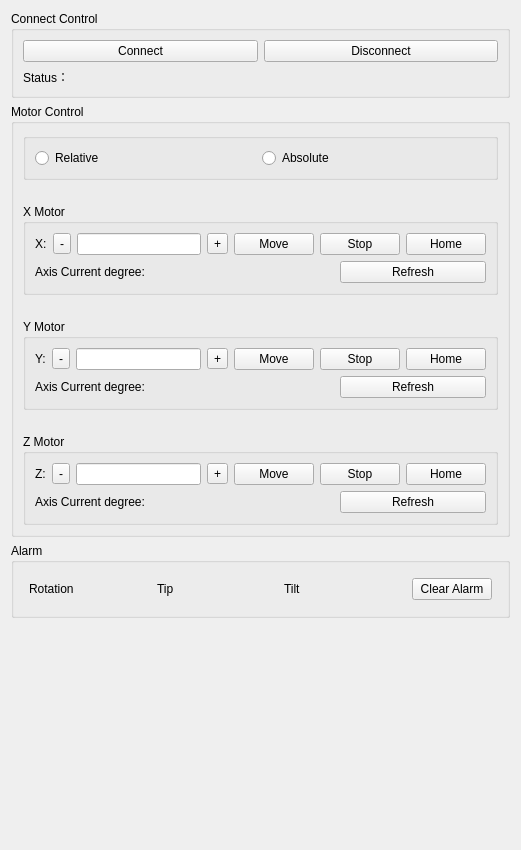
zhedongml/JiaHe, file src/plugins/DUTMotionControl/DUTMotionWidget.ui: the form before one commit.
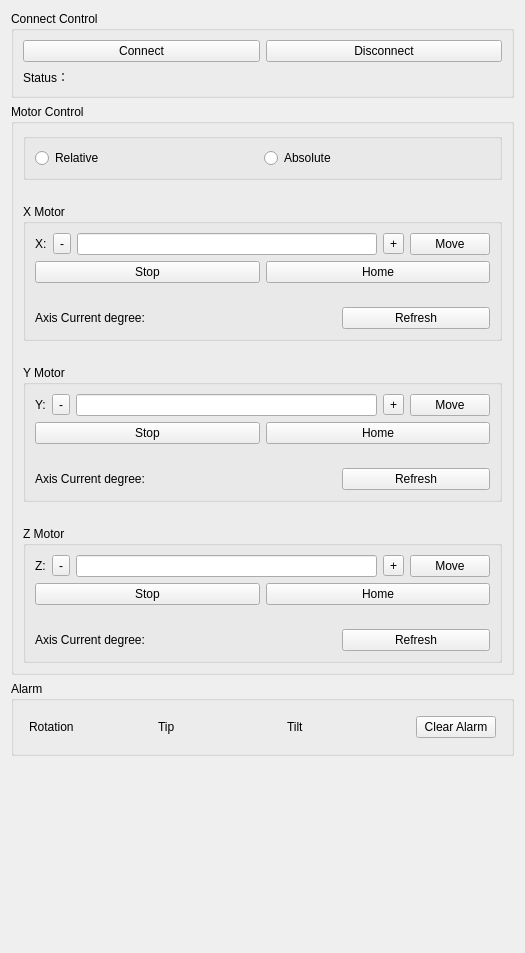
The form after the commit. Custom widgets are drawn as their Qt base class.

What changed in the file:
```diff
--- a/src/plugins/DUTMotionControl/DUTMotionWidget.ui
+++ b/src/plugins/DUTMotionControl/DUTMotionWidget.ui
@@ -6,8 +6,8 @@
    <rect>
     <x>0</x>
     <y>0</y>
-    <width>521</width>
-    <height>850</height>
+    <width>525</width>
+    <height>953</height>
    </rect>
   </property>
   <property name="minimumSize">
@@ -178,6 +178,10 @@
              </property>
             </widget>
            </item>
+          </layout>
+         </item>
+         <item>
+          <layout class="QHBoxLayout" name="horizontalLayout_11">
            <item>
             <widget class="QPushButton" name="x_stop">
              <property name="text">
@@ -194,6 +198,19 @@
            </item>
           </layout>
          </item>
+         <item>
+          <spacer name="verticalSpacer_3">
+           <property name="orientation">
+            <enum>Qt::Vertical</enum>
+           </property>
+           <property name="sizeHint" stdset="0">
+            <size>
+             <width>20</width>
+             <height>40</height>
+            </size>
+           </property>
+          </spacer>
+         </item>
          <item>
           <layout class="QHBoxLayout" name="horizontalLayout_5">
            <item>
@@ -273,6 +290,10 @@
              </property>
             </widget>
            </item>
+          </layout>
+         </item>
+         <item>
+          <layout class="QHBoxLayout" name="horizontalLayout_12">
            <item>
             <widget class="QPushButton" name="y_stop">
              <property name="text">
@@ -289,6 +310,19 @@
            </item>
           </layout>
          </item>
+         <item>
+          <spacer name="verticalSpacer_4">
+           <property name="orientation">
+            <enum>Qt::Vertical</enum>
+           </property>
+           <property name="sizeHint" stdset="0">
+            <size>
+             <width>20</width>
+             <height>40</height>
+            </size>
+           </property>
+          </spacer>
+         </item>
          <item>
           <layout class="QHBoxLayout" name="horizontalLayout">
            <item>
@@ -368,6 +402,10 @@
              </property>
             </widget>
            </item>
+          </layout>
+         </item>
+         <item>
+          <layout class="QHBoxLayout" name="horizontalLayout_13">
            <item>
             <widget class="QPushButton" name="z_stop">
              <property name="text">
@@ -384,6 +422,19 @@
            </item>
           </layout>
          </item>
+         <item>
+          <spacer name="verticalSpacer_5">
+           <property name="orientation">
+            <enum>Qt::Vertical</enum>
+           </property>
+           <property name="sizeHint" stdset="0">
+            <size>
+             <width>20</width>
+             <height>40</height>
+            </size>
+           </property>
+          </spacer>
+         </item>
          <item>
           <layout class="QHBoxLayout" name="horizontalLayout_6">
            <item>
@@ -497,7 +548,7 @@
      <property name="minimumSize">
       <size>
        <width>200</width>
-       <height>200</height>
+       <height>180</height>
       </size>
      </property>
      <property name="text">
@@ -508,19 +559,6 @@
      </property>
     </widget>
    </item>
-   <item>
-    <spacer name="verticalSpacer">
-     <property name="orientation">
-      <enum>Qt::Vertical</enum>
-     </property>
-     <property name="sizeHint" stdset="0">
-      <size>
-       <width>38</width>
-       <height>289</height>
-      </size>
-     </property>
-    </spacer>
-   </item>
   </layout>
  </widget>
  <customwidgets>
```
